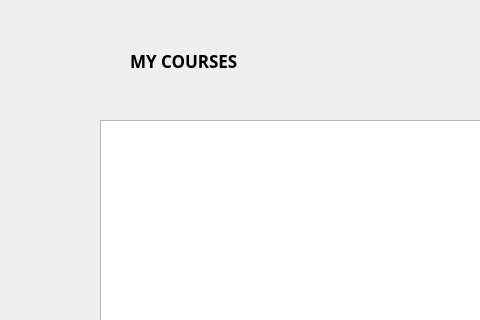
Old version of the form mycourses.ui in the repository casalete/ErasmusIo; both pictures show x 0 to 480 and y 0 to 320 of the 1100 by 676 pixel window.
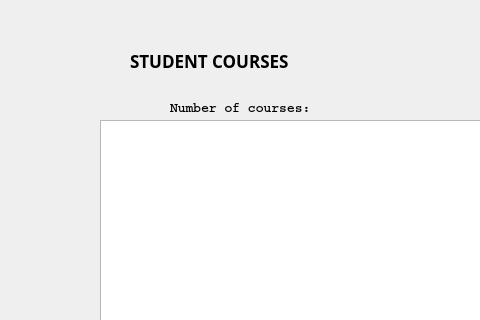
New version of the form. Icons and pictures are not drawn.

Diff of the .ui file:
```diff
--- a/mycourses.ui
+++ b/mycourses.ui
@@ -31,7 +31,7 @@
     <rect>
      <x>130</x>
      <y>40</y>
-     <width>111</width>
+     <width>171</width>
      <height>41</height>
     </rect>
    </property>
@@ -47,7 +47,7 @@
     <string notr="true">background:transparent;</string>
    </property>
    <property name="text">
-    <string>MY COURSES</string>
+    <string>STUDENT COURSES</string>
    </property>
   </widget>
   <widget class="QPushButton" name="back">
@@ -74,6 +74,48 @@
     <string>BACK</string>
    </property>
   </widget>
+  <widget class="QLabel" name="label_2">
+   <property name="geometry">
+    <rect>
+     <x>170</x>
+     <y>100</y>
+     <width>144</width>
+     <height>16</height>
+    </rect>
+   </property>
+   <property name="font">
+    <font>
+     <family>Courier</family>
+     <pointsize>10</pointsize>
+     <weight>75</weight>
+     <bold>true</bold>
+    </font>
+   </property>
+   <property name="text">
+    <string>Number of courses:</string>
+   </property>
+  </widget>
+  <widget class="QLabel" name="nrCoursesLabel">
+   <property name="geometry">
+    <rect>
+     <x>320</x>
+     <y>100</y>
+     <width>51</width>
+     <height>16</height>
+    </rect>
+   </property>
+   <property name="font">
+    <font>
+     <family>Courier</family>
+     <pointsize>10</pointsize>
+     <weight>75</weight>
+     <bold>true</bold>
+    </font>
+   </property>
+   <property name="text">
+    <string/>
+   </property>
+  </widget>
  </widget>
  <resources/>
  <connections/>
```
